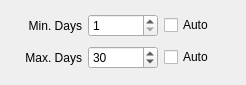
First picture: the form in client/nx_client_desktop/src/nx/client/desktop/resource_properties/camera/widgets/archive_length_widget.ui, repository networkoptix/nx_open, before the edit.
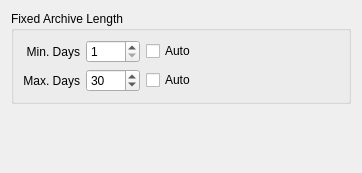
Second picture: the form after the edit.

Diff of the .ui file:
```diff
--- a/client/nx_client_desktop/src/nx/client/desktop/resource_properties/camera/widgets/archive_length_widget.ui
+++ b/client/nx_client_desktop/src/nx/client/desktop/resource_properties/camera/widgets/archive_length_widget.ui
@@ -6,37 +6,39 @@
    <rect>
     <x>0</x>
     <y>0</y>
-    <width>246</width>
-    <height>85</height>
+    <width>362</width>
+    <height>173</height>
    </rect>
   </property>
+  <layout class="QVBoxLayout" name="verticalLayout" stretch="0">
+   <property name="spacing">
+    <number>0</number>
+   </property>
+   <item alignment="Qt::AlignTop">
+    <widget class="QGroupBox" name="groupBox">
   <property name="sizePolicy">
-   <sizepolicy hsizetype="Maximum" vsizetype="Maximum">
+      <sizepolicy hsizetype="Preferred" vsizetype="Fixed">
     <horstretch>0</horstretch>
     <verstretch>0</verstretch>
    </sizepolicy>
   </property>
-  <layout class="QGridLayout" name="gridLayout">
-   <item row="0" column="0">
-    <widget class="QLabel" name="labelMinDays">
+     <property name="title">
+      <string>Fixed Archive Length</string>
+     </property>
+     <property name="flat">
+      <bool>true</bool>
+     </property>
+     <layout class="QGridLayout" name="gridLayout" columnstretch="0,0,0,1">
+      <item row="1" column="2">
+       <widget class="QCheckBox" name="checkBoxMaxArchive">
+        <property name="sizePolicy">
+         <sizepolicy hsizetype="Preferred" vsizetype="Fixed">
+          <horstretch>0</horstretch>
+          <verstretch>0</verstretch>
+         </sizepolicy>
+        </property>
      <property name="text">
-      <string>Min. Days</string>
-     </property>
-     <property name="alignment">
-      <set>Qt::AlignRight|Qt::AlignTrailing|Qt::AlignVCenter</set>
-     </property>
-     <property name="buddy">
-      <cstring>spinBoxMinDays</cstring>
-     </property>
-    </widget>
-   </item>
-   <item row="0" column="1">
-    <widget class="QSpinBox" name="spinBoxMinDays">
-     <property name="minimum">
-      <number>1</number>
-     </property>
-     <property name="maximum">
-      <number>1000</number>
+         <string>Auto</string>
      </property>
     </widget>
    </item>
@@ -66,6 +68,29 @@
      </property>
     </widget>
    </item>
+      <item row="0" column="1">
+       <widget class="QSpinBox" name="spinBoxMinDays">
+        <property name="minimum">
+         <number>1</number>
+        </property>
+        <property name="maximum">
+         <number>1000</number>
+        </property>
+       </widget>
+      </item>
+      <item row="0" column="0">
+       <widget class="QLabel" name="labelMinDays">
+        <property name="text">
+         <string>Min. Days</string>
+        </property>
+        <property name="alignment">
+         <set>Qt::AlignRight|Qt::AlignTrailing|Qt::AlignVCenter</set>
+        </property>
+        <property name="buddy">
+         <cstring>spinBoxMinDays</cstring>
+        </property>
+       </widget>
+      </item>
    <item row="1" column="1">
     <widget class="QSpinBox" name="spinBoxMaxDays">
      <property name="minimum">
@@ -79,17 +104,27 @@
      </property>
     </widget>
    </item>
-   <item row="1" column="2">
-    <widget class="QCheckBox" name="checkBoxMaxArchive">
-     <property name="sizePolicy">
-      <sizepolicy hsizetype="Preferred" vsizetype="Fixed">
-       <horstretch>0</horstretch>
-       <verstretch>0</verstretch>
-      </sizepolicy>
-     </property>
-     <property name="text">
-      <string>Auto</string>
-     </property>
+      <item row="0" column="3" rowspan="2">
+       <spacer name="horizontalSpacer">
+        <property name="orientation">
+         <enum>Qt::Horizontal</enum>
+        </property>
+        <property name="sizeHint" stdset="0">
+         <size>
+          <width>40</width>
+          <height>20</height>
+         </size>
+        </property>
+       </spacer>
+      </item>
+     </layout>
+     <zorder>checkBoxMaxArchive</zorder>
+     <zorder>labelMaxDays</zorder>
+     <zorder>spinBoxMinDays</zorder>
+     <zorder>labelMinDays</zorder>
+     <zorder>checkBoxMinArchive</zorder>
+     <zorder>spinBoxMaxDays</zorder>
+     <zorder>horizontalSpacer</zorder>
     </widget>
    </item>
   </layout>
```
Lines whose indentation alone changed are shown as unchanged.
